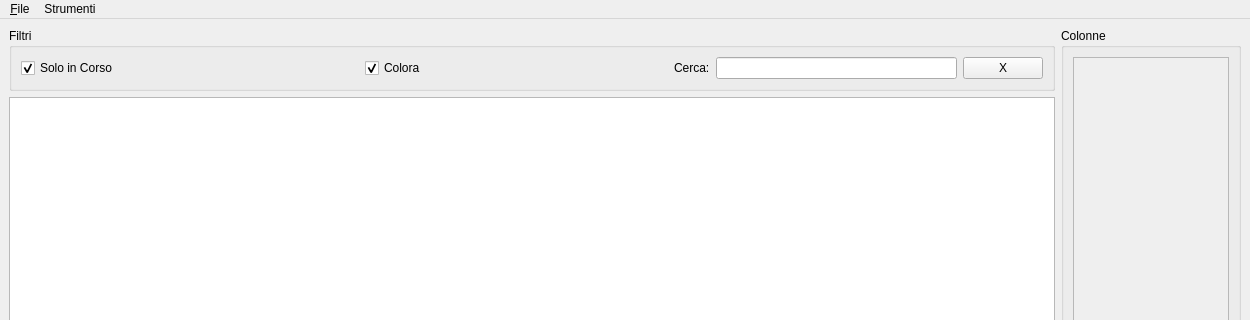
tarateo78/Praticometro, file mainwindow.ui: the form before one commit; both pictures show x 0 to 1250 and y 0 to 320 of the 1250 by 700 pixel window.
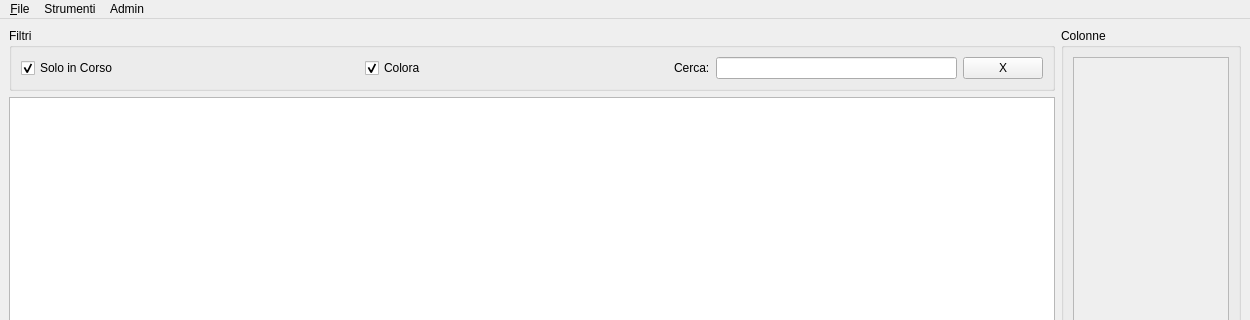
The form after the commit.

```diff
--- a/mainwindow.ui
+++ b/mainwindow.ui
@@ -160,7 +160,7 @@
      <x>0</x>
      <y>0</y>
      <width>1250</width>
-     <height>22</height>
+     <height>26</height>
     </rect>
    </property>
    <widget class="QMenu" name="menuStrumenti">
@@ -176,8 +176,16 @@
     </property>
     <addaction name="actionEsporta_csv"/>
    </widget>
+   <widget class="QMenu" name="menuAdmin">
+    <property name="title">
+     <string>Admin</string>
+    </property>
+    <addaction name="action_Sign_In"/>
+    <addaction name="action_Log_Out"/>
+   </widget>
    <addaction name="menu_File"/>
    <addaction name="menuStrumenti"/>
+   <addaction name="menuAdmin"/>
   </widget>
   <widget class="QStatusBar" name="statusbar"/>
   <action name="actionGestione_Stato_Pratiche">
```
Left out of the diff: 14 changed lines with no effect on the pictures.
